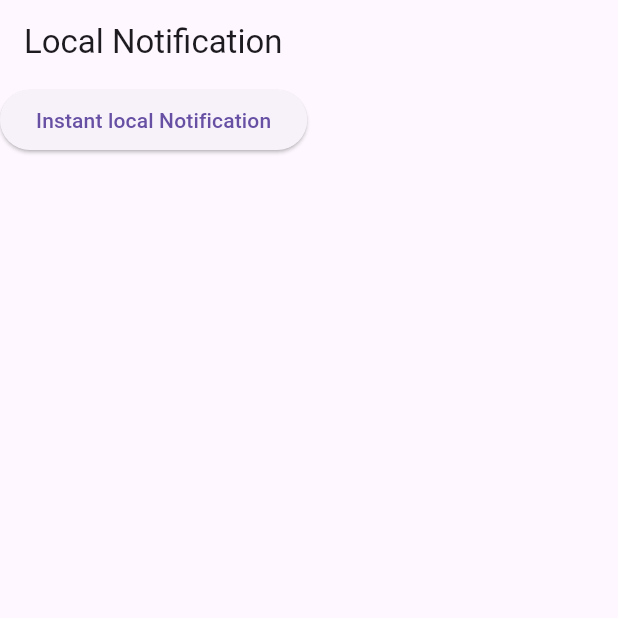
After one commit to motaleb1987/firebaseclassproject, a Flutter app: the screen it shows after launch, after a tap on "Instant local Notification", on a phone screen of 412 x 824 dp, the top half of it. The commit adds this screen. Run offline on Flutter 3.47's test engine with Material 3 defaults, Android fonts, the phone set to English and light mode, and no system bars; our stand-ins replace cloud_firestore, firebase_core, firebase_messaging, flutter_local_notifications, flutter_slidable, timezone; accounts and stored records are empty.

Commit message:
local Notification developed

```diff
--- /dev/null
+++ b/lib/flutter_local_notification.dart
@@ -0,0 +1,25 @@
+import 'package:flutter_local_notifications/flutter_local_notifications.dart';
+import 'package:timezone/data/latest.dart' as tz;
+final FlutterLocalNotificationsPlugin flutterLocalNotificationsPlugin = FlutterLocalNotificationsPlugin();
+
+// background a  local notification ashle dekha jabe.
+Future<void>iniNotification() async {
+  tz.initializeTimeZones();
+
+  AndroidInitializationSettings androidInitializationSettings = AndroidInitializationSettings('@mipmap/ic_launcher');
+  DarwinInitializationSettings iosSetting = DarwinInitializationSettings();
+  InitializationSettings initializationSettings = InitializationSettings(
+    android: androidInitializationSettings,
+    iOS: iosSetting
+  );
+
+
+ await flutterLocalNotificationsPlugin.initialize( initializationSettings,
+    onDidReceiveBackgroundNotificationResponse: notificationTapBackground
+  );
+}
+
+
+void notificationTapBackground(NotificationResponse response){
+  print('Notification clicked');
+}
--- /dev/null
+++ b/lib/local_notification_demo.dart
@@ -0,0 +1,38 @@
+import 'package:flutter/material.dart';
+import 'package:flutter_local_notifications/flutter_local_notifications.dart';
+
+import 'flutter_local_notification.dart';
+class LocalNotificationDemo extends StatelessWidget {
+  const LocalNotificationDemo({super.key});
+
+Future instantNotification() async {
+  final details = NotificationDetails(
+    android: AndroidNotificationDetails(
+        'instant_chanel',
+        'instant',
+      importance: Importance.max,
+      priority: Priority.high
+    ),);
+    await  flutterLocalNotificationsPlugin.show(
+          101,
+          'Ordedr Confirmed',
+          'Your Order is Confirmed',
+          details
+      );
+
+}
+
+  @override
+  Widget build(BuildContext context) {
+    return Scaffold(
+      appBar: AppBar(
+        title: Text('Local Notification'),
+      ),
+      body: Column(
+        children: [
+          ElevatedButton(onPressed: instantNotification, child: Text('Instant local Notification'))
+        ],
+      ),
+    );
+  }
+}
--- a/lib/main.dart
+++ b/lib/main.dart
@@ -1,6 +1,7 @@
 import 'package:firebase_core/firebase_core.dart';
 import 'package:firebase_messaging/firebase_messaging.dart';
 import 'package:firebaseclassproject/firebase_options.dart';
+import 'package:firebaseclassproject/flutter_local_notification.dart';
 import 'package:firebaseclassproject/my_app.dart';
 import 'package:firebaseclassproject/notification_service.dart';
 import 'package:flutter/cupertino.dart';
@@ -25,5 +26,7 @@ main() async {
     }
   });
 
+  // local Notification (from class recording)
+  await iniNotification();
   runApp(MyApp());
 }
--- a/lib/my_app.dart
+++ b/lib/my_app.dart
@@ -1,3 +1,4 @@
+import 'package:firebaseclassproject/local_notification_demo.dart';
 import 'package:firebaseclassproject/task_manager.dart';
 import 'package:firebaseclassproject/voting_page.dart';
 import 'package:flutter/material.dart';
@@ -8,7 +9,7 @@ class MyApp extends StatelessWidget {
   Widget build(BuildContext context) {
     return MaterialApp(
       title: 'BD Voting',
-      home: TaskManager(),
+      home: LocalNotificationDemo(),
     );
   }
 }
--- a/pubspec.yaml
+++ b/pubspec.yaml
@@ -39,6 +39,7 @@ dependencies:
   flutter_slidable: ^4.0.3
   firebase_messaging: ^16.1.1
   flutter_local_notifications: ^19.5.0
+  timezone:
 
 dev_dependencies:
   flutter_test:
```
Also changed, not shown: pubspec.lock.
